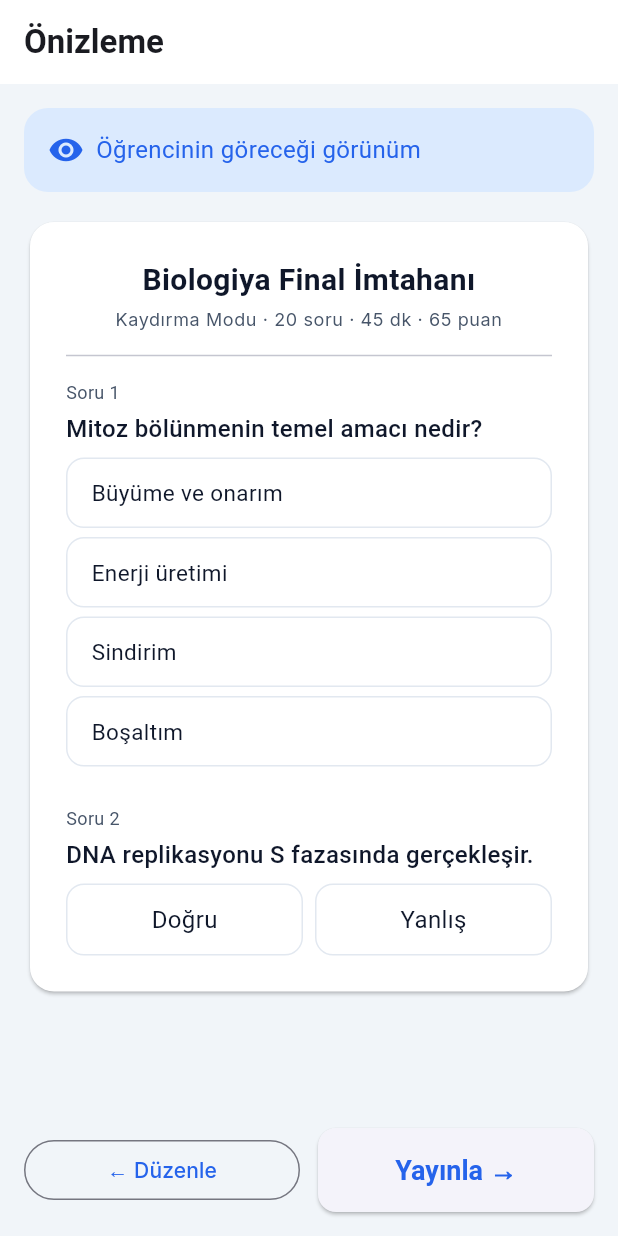
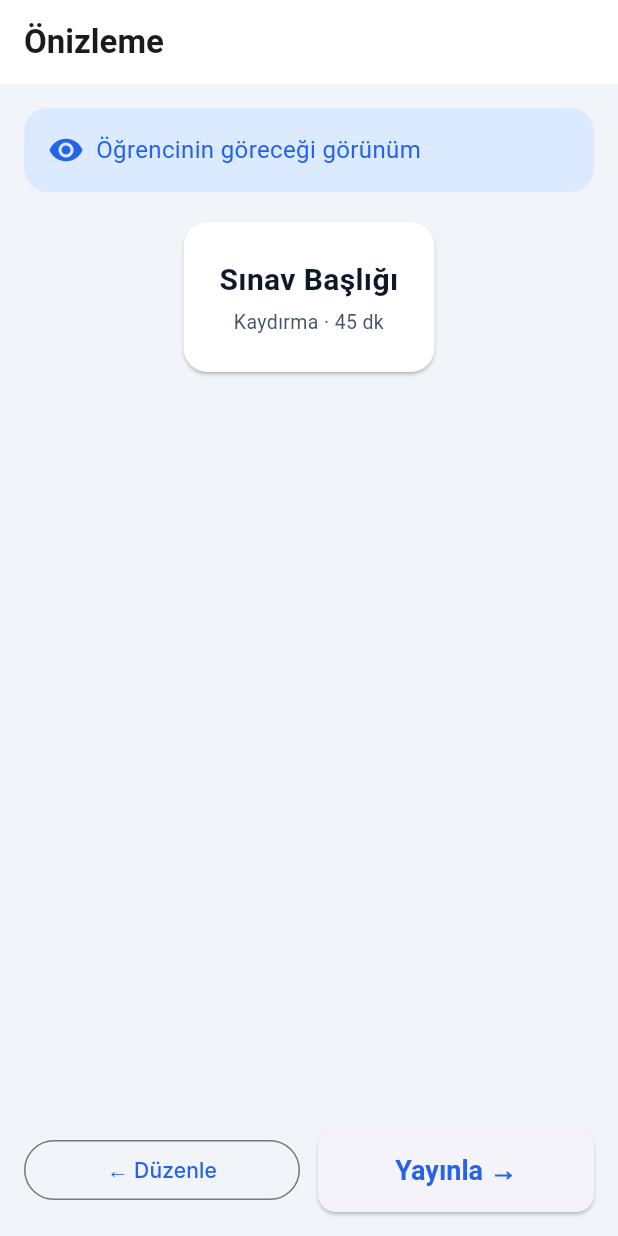
Before and after one commit to kerim-agayev/examkit, a Flutter app: the ExamPreviewScreen screen opened by its route, on a phone screen of 412 x 824 dp. Run offline on Flutter 3.47's test engine with Material 3 defaults, Android fonts, the phone set to English and light mode, and no system bars; our stand-ins replace cloud_firestore, firebase_auth, firebase_core, firebase_database, flutter_riverpod, go_router and 2 more; accounts and stored records are empty.

Commit message:
Complete: exam publish, question save, live start, google-services
- exam_preview_screen.dart: Yayınla butonu createExam + Firestore'a yazar
- question_editor_screen.dart: Kaydet butonu createQuestion + batch write
- live_control_screen.dart: Başlat butonu startExam RTDB'ye yazar
- google-services.json flutter_app/android/app/ konumuna kopyalandı
- Google Sign-In: ek yapılandırma gerekmez, mevcut OAuth client yeterli

7 tests passed, 0 analyzer errors

```diff
--- a/flutter_app/lib/features/exams/screens/exam_preview_screen.dart
+++ b/flutter_app/lib/features/exams/screens/exam_preview_screen.dart
@@ -1,88 +1,54 @@
 import 'package:flutter/material.dart';
+import 'package:flutter_riverpod/flutter_riverpod.dart';
+import 'package:go_router/go_router.dart';
+import '../providers/create_exam_provider.dart';
+import '../providers/exam_provider.dart';
+import '../../../../core/utils/exam_code_generator.dart';
 
-class ExamPreviewScreen extends StatelessWidget {
+class ExamPreviewScreen extends ConsumerWidget {
   const ExamPreviewScreen({super.key});
 
   @override
-  Widget build(BuildContext context) {
+  Widget build(BuildContext context, WidgetRef ref) {
+    final state = ref.watch(createExamStateProvider);
+
+    Future<void> publish() async {
+      try {
+        // 1. Firestore'da sınav oluştur
+        await ref.read(createExamProvider(
+          (title: state.title, groupId: state.groupId ?? '', groupName: state.groupName),
+        ).future);
+
+        // 2. Kod üret ve paylaş sayfasına geç
+        if (context.mounted) context.push('/exams/${state.groupId}/share');
+      } catch (e) {
+        if (context.mounted) {
+          ScaffoldMessenger.of(context).showSnackBar(SnackBar(content: Text('Yayınlanamadı: $e')));
+        }
+      }
+    }
+
     return Scaffold(
       appBar: AppBar(title: const Text('Önizleme')),
       body: SingleChildScrollView(
         padding: const EdgeInsets.all(16),
-        child: Column(
-          children: [
-            // Banner
-            Container(
-              padding: const EdgeInsets.all(16),
-              decoration: BoxDecoration(color: const Color(0xFFDBEAFE), borderRadius: BorderRadius.circular(16)),
-              child: const Row(children: [Icon(Icons.visibility, color: Color(0xFF2563EB)), SizedBox(width: 8), Expanded(child: Text('Öğrencinin göreceği görünüm', style: TextStyle(color: Color(0xFF2563EB))))]),
-            ),
-            const SizedBox(height: 16),
-            // Exam card
-            Card(
-              child: Padding(
-                padding: const EdgeInsets.all(24),
-                child: Column(
-                  children: [
-                    const Text('Biologiya Final İmtahanı', style: TextStyle(fontSize: 20, fontWeight: FontWeight.w700), textAlign: TextAlign.center),
-                    const SizedBox(height: 4),
-                    Text('Kaydırma Modu · 20 soru · 45 dk · 65 puan', style: Theme.of(context).textTheme.bodySmall?.copyWith(color: const Color(0xFF475569)), textAlign: TextAlign.center),
-                    const Divider(height: 32),
-                    // Q1
-                    _PreviewQuestion(num: 1, text: 'Mitoz bölünmenin temel amacı nedir?', type: 'mcq'),
-                    const SizedBox(height: 20),
-                    _PreviewQuestion(num: 2, text: 'DNA replikasyonu S fazasında gerçekleşir.', type: 'tf'),
-                  ],
-                ),
-              ),
-            ),
-          ],
-        ),
+        child: Column(children: [
+          Container(padding: const EdgeInsets.all(16), decoration: BoxDecoration(color: const Color(0xFFDBEAFE), borderRadius: BorderRadius.circular(16)), child: const Row(children: [Icon(Icons.visibility, color: Color(0xFF2563EB)), SizedBox(width: 8), Expanded(child: Text('Öğrencinin göreceği görünüm', style: TextStyle(color: Color(0xFF2563EB))))])),
+          const SizedBox(height: 16),
+          Card(
+            child: Padding(padding: const EdgeInsets.all(24), child: Column(children: [
+              Text(state.title.isEmpty ? 'Sınav Başlığı' : state.title, style: const TextStyle(fontSize: 20, fontWeight: FontWeight.w700), textAlign: TextAlign.center),
+              const SizedBox(height: 4),
+              Text('${state.mode == "scroll" ? "Kaydırma" : "Sıralı"} · ${state.globalTimer ? "${state.globalTimerMinutes} dk" : "Süresiz"}', style: const TextStyle(fontSize: 13, color: Color(0xFF475569)), textAlign: TextAlign.center),
+            ])),
+          ),
+        ]),
       ),
-      bottomNavigationBar: SafeArea(
-        child: Padding(
-          padding: const EdgeInsets.all(16),
-          child: Row(
-            children: [
-              Expanded(child: OutlinedButton(onPressed: () {}, child: const Text('← Düzenle'))),
-              const SizedBox(width: 12),
-              Expanded(child: ElevatedButton(onPressed: () {}, child: const Text('Yayınla →'))),
-            ],
-          ),
-        ),
-      ),
+      bottomNavigationBar: SafeArea(child: Padding(padding: const EdgeInsets.all(16), child: Row(children: [
+        Expanded(child: OutlinedButton(onPressed: () => context.pop(), child: const Text('← Düzenle'))),
+        const SizedBox(width: 12),
+        Expanded(child: ElevatedButton(onPressed: publish, child: const Text('Yayınla →'))),
+      ]))),
     );
   }
 }
-
-class _PreviewQuestion extends StatelessWidget {
-  final int num;
-  final String text;
-  final String type;
-  const _PreviewQuestion({required this.num, required this.text, required this.type});
-
-  @override
-  Widget build(BuildContext context) {
-    return Column(
-      crossAxisAlignment: CrossAxisAlignment.start,
-      children: [
-        Text('Soru $num', style: const TextStyle(fontSize: 12, color: Color(0xFF475569))),
-        const SizedBox(height: 4),
-        Text(text, style: const TextStyle(fontSize: 16, fontWeight: FontWeight.w500)),
-        const SizedBox(height: 8),
-        if (type == 'mcq')
-          ...['Büyüme ve onarım', 'Enerji üretimi', 'Sindirim', 'Boşaltım'].map((o) => Container(
-            width: double.infinity, margin: const EdgeInsets.only(bottom: 6), padding: const EdgeInsets.symmetric(horizontal: 16, vertical: 12),
-            decoration: BoxDecoration(border: Border.all(color: const Color(0xFFE2E8F0)), borderRadius: BorderRadius.circular(12)),
-            child: Text(o, style: const TextStyle(fontSize: 15)),
-          )),
-        if (type == 'tf')
-          Row(children: [
-            Expanded(child: Container(height: 48, alignment: Alignment.center, decoration: BoxDecoration(border: Border.all(color: const Color(0xFFE2E8F0)), borderRadius: BorderRadius.circular(12)), child: const Text('Doğru'))),
-            const SizedBox(width: 8),
-            Expanded(child: Container(height: 48, alignment: Alignment.center, decoration: BoxDecoration(border: Border.all(color: const Color(0xFFE2E8F0)), borderRadius: BorderRadius.circular(12)), child: const Text('Yanlış'))),
-          ]),
-      ],
-    );
-  }
-}
```
Also changed, not shown: flutter_app/lib/features/exams/screens/live_control_screen.dart (+27 -67 lines), flutter_app/lib/features/exams/screens/question_editor_screen.dart (+13 -4 lines).
